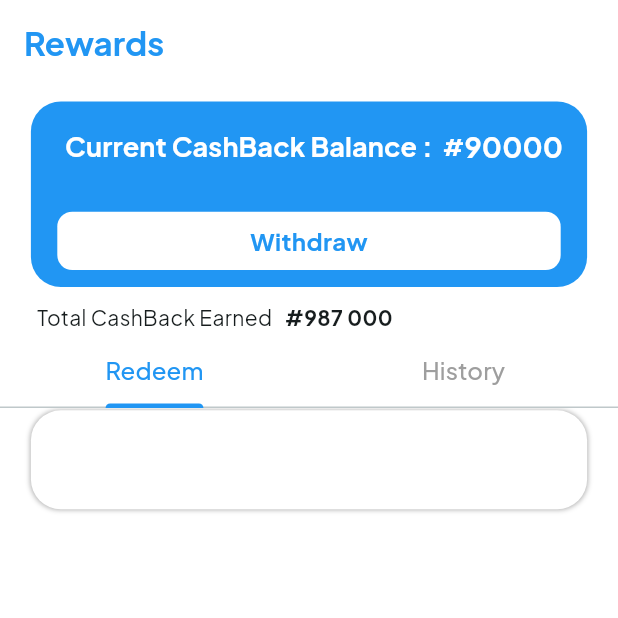
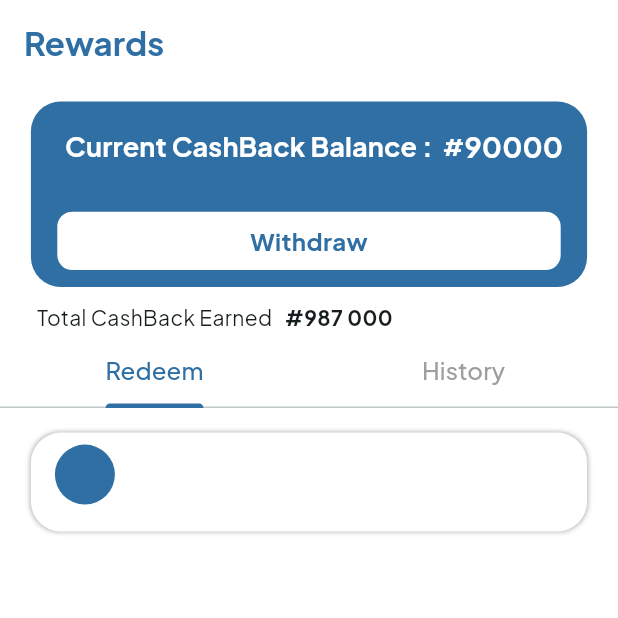
Before and after one commit to ThatLinuxGuyYouKnow/Rewards, a Flutter app: the screen it shows after launch, on a phone screen of 412 x 824 dp, the top half of it. Run offline on Flutter 3.47's test engine with Material 3 defaults, Android fonts, the phone set to English and light mode, and no system bars; our stand-ins replace google_fonts.

Commit message:
changed colour to fit hex of Balancees website

```diff
--- a/lib/Tabs/rewardsTab.dart
+++ b/lib/Tabs/rewardsTab.dart
@@ -13,9 +13,8 @@ class RedeemTab extends StatelessWidget {
         padding: EdgeInsets.symmetric(horizontal: screenWidth * .05),
         child: Column(
           children: [
-            RedeemBalanceTile(),
             SizedBox(
-              height: screenHeight * .002,
+              height: screenHeight * .02,
             ),
             PromoCodeTile()
           ],
--- a/lib/Tiles/cashHistoryTiles.dart
+++ b/lib/Tiles/cashHistoryTiles.dart
@@ -37,10 +37,10 @@ class HistoryTile extends StatelessWidget {
       width: screenWidth * 0.9,
       child: ListTile(
         leading: CircleAvatar(
-          backgroundColor: Colors.blue.withOpacity(.2),
+          backgroundColor: Color(0xFF2F6FA3).withOpacity(.2),
           child: Icon(
             _getIcon(),
-            color: Colors.blue,
+            color: Color(0xFF2F6FA3),
           ),
         ),
         title: Row(
--- a/lib/Tiles/promoCodeTile.dart
+++ b/lib/Tiles/promoCodeTile.dart
@@ -1,9 +1,11 @@
 import 'package:flutter/material.dart';
 
 class PromoCodeTile extends StatelessWidget {
+  @override
   Widget build(BuildContext context) {
     double screenWidth = MediaQuery.of(context).size.width;
     double screenHeight = MediaQuery.of(context).size.height;
+
     return Container(
       height: screenHeight * 0.08,
       width: screenWidth * 0.9,
@@ -13,6 +15,15 @@ class PromoCodeTile extends StatelessWidget {
           boxShadow: [
             BoxShadow(color: Colors.black.withOpacity(.3), blurRadius: 2)
           ]),
+      child: ListTile(
+        leading: CircleAvatar(
+          backgroundColor: Color(0xFF2F6FA3), // Hex color for background
+          child: Icon(
+            Icons.discount,
+            color: Color(0xFF2F6FA3), // Hex color for icon
+          ),
+        ),
+      ),
     );
   }
 }
--- a/lib/Tiles/rewardBalanceTiles.dart
+++ b/lib/Tiles/rewardBalanceTiles.dart
@@ -12,7 +12,7 @@ class RewardBalanceTab extends StatelessWidget {
       width: screenWidth * 0.9,
       height: screenHeight * 0.15,
       decoration: BoxDecoration(
-          color: Colors.blue, borderRadius: BorderRadius.circular(20)),
+          color: Color(0xFF2F6FA3), borderRadius: BorderRadius.circular(20)),
       child: Padding(
         padding: EdgeInsets.symmetric(horizontal: screenWidth * 0.05),
         child: Padding(
@@ -54,7 +54,9 @@ class WithdrawCashBackBalance extends StatelessWidget {
       child: Center(
         child: Text('Withdraw',
             style: GoogleFonts.plusJakartaSans(
-                fontSize: 16, fontWeight: FontWeight.bold, color: Colors.blue)),
+                fontSize: 16,
+                fontWeight: FontWeight.bold,
+                color: Color(0xFF2F6FA3))),
       ),
       height: screenHeight * 0.04,
       width: screenWidth * 0.8,
--- a/lib/mainRewardsScreen.dart
+++ b/lib/mainRewardsScreen.dart
@@ -31,7 +31,8 @@ class MainRewardsScreen extends StatelessWidget {
                     title: Text(
                       'Rewards',
                       style: GoogleFonts.plusJakartaSans(
-                          color: Colors.blue, fontWeight: FontWeight.bold),
+                          color: Color(0xFF2F6FA3),
+                          fontWeight: FontWeight.bold),
                     ),
                     pinned: true, // Keeps the TabBar pinned at the top
                     floating: false,
@@ -77,8 +78,8 @@ class MainRewardsScreen extends StatelessWidget {
                       ),
                     ),
                     bottom: TabBar(
-                      indicatorColor: Colors.blue,
-                      labelColor: Colors.blue,
+                      indicatorColor: Color(0xFF2F6FA3),
+                      labelColor: Color(0xFF2F6FA3),
                       unselectedLabelColor: Colors.grey,
                       tabs: [
                         Tab(child: StandardText(text: 'Redeem', textSize: 16)),
```
